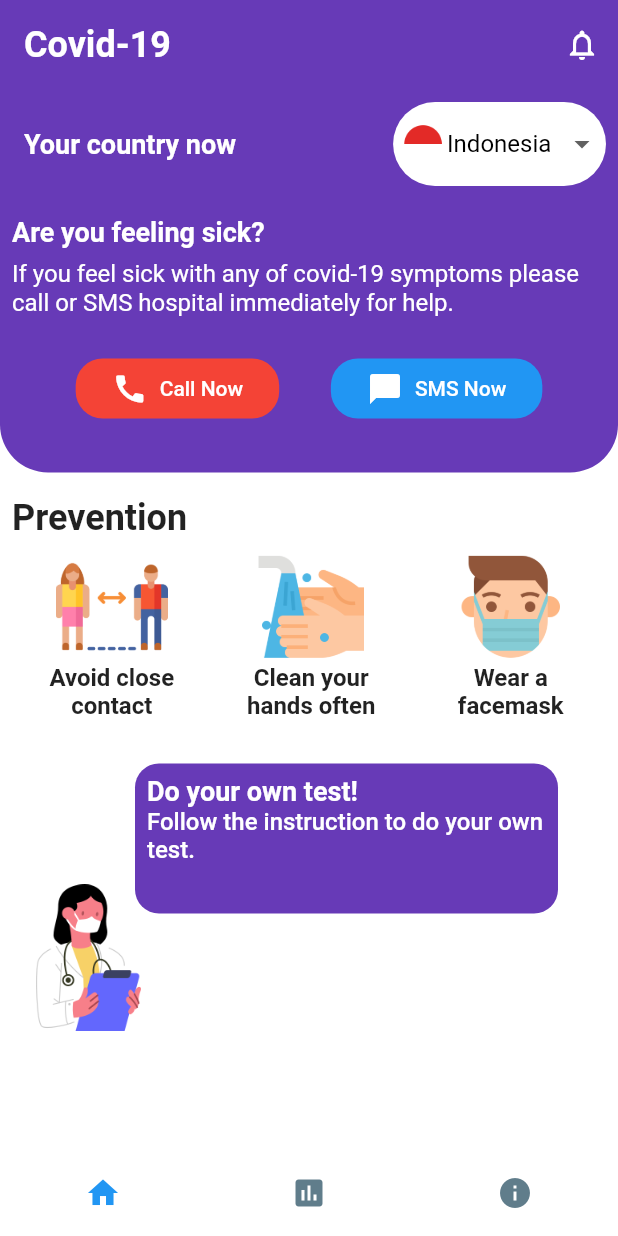
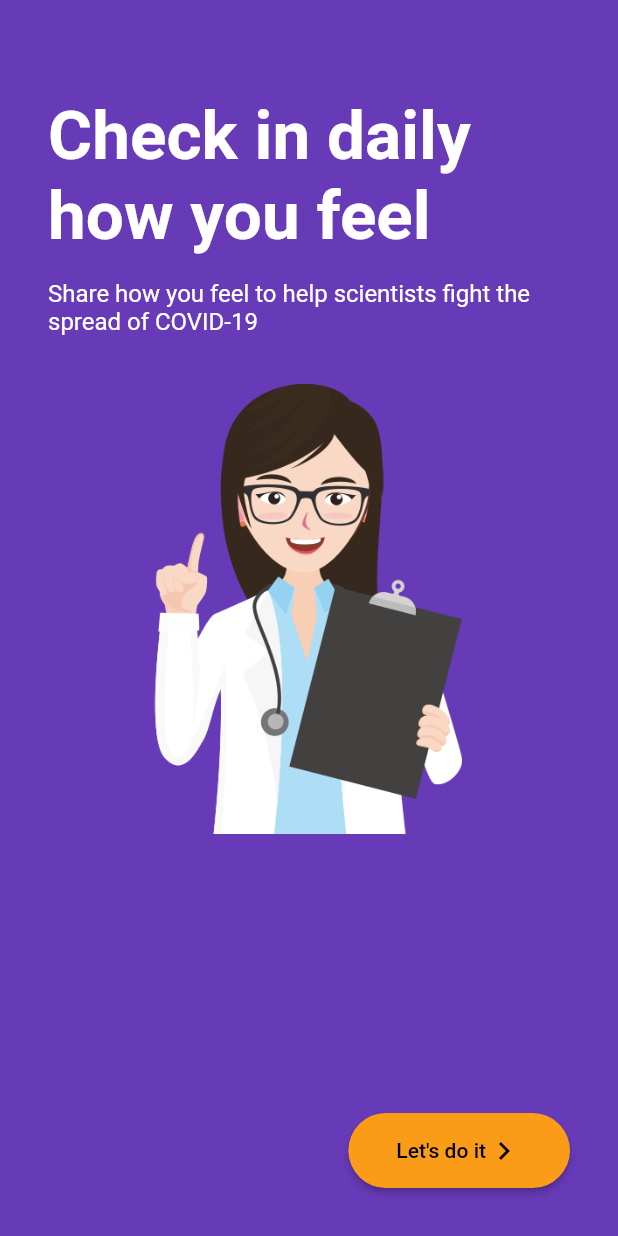
Before and after one commit to TheManusia/Submission-Flutter, a Flutter app: the screen it shows after launch, after a tap on "Do your own test!", on a phone screen of 412 x 824 dp. Run offline on Flutter 3.47's test engine with Material 2 defaults, Android fonts, the phone set to English and light mode, and no system bars; our stand-ins replace charts_flutter, sliding_up_panel; network calls fail.

Commit message:
Add Test Screen

```diff
--- a/lib/screen/home_screen.dart
+++ b/lib/screen/home_screen.dart
@@ -1,6 +1,7 @@
 import 'package:flutter/cupertino.dart';
 import 'package:flutter/material.dart';
 import 'package:submission_flutter/custom_widget/appbar.dart';
+import 'package:submission_flutter/screen/test_screen.dart';
 
 class HomeScreen extends StatefulWidget {
   @override
@@ -268,7 +269,11 @@ class _HomeScreen extends State<HomeScreen> {
             child: Stack(
               children: <Widget>[
                 FlatButton(
-                  onPressed: (){},
+                  onPressed: (){
+                    Navigator.push(context, MaterialPageRoute(builder: (context ) {
+                      return TestScreen();
+                    }));
+                  },
                   child: Container(
                     height: 100,
                     margin: EdgeInsets.only(left: 50.0),
--- /dev/null
+++ b/lib/screen/test_screen.dart
@@ -0,0 +1,92 @@
+import 'package:flutter/material.dart';
+
+class TestScreen extends StatelessWidget {
+  @override
+  Widget build(BuildContext context) {
+    return Scaffold(
+      backgroundColor: Colors.deepPurple,
+      body: SafeArea(
+        child: Column(
+          children: <Widget>[
+            Padding(
+              padding: const EdgeInsets.only(
+                top: 64,
+                left: 32,
+                right: 16
+              ),
+              child: Container(
+                width: MediaQuery.of(context).size.width / 1.2,
+                child: Text(
+                    'Check in daily how you feel',
+                  style: TextStyle(
+                    color: Colors.white,
+                    fontWeight: FontWeight.bold,
+                    fontSize: 45
+                  ),
+                ),
+              ),
+            ),
+            Padding(
+              padding: const EdgeInsets.only(
+                  top: 16,
+                  left: 32,
+                  right: 16
+              ),
+              child: Container(
+                width: MediaQuery.of(context).size.width / 1.2,
+                child: Text(
+                  'Share how you feel to help scientists fight the spread of COVID-19',
+                  style: TextStyle(
+                      color: Colors.white,
+                      fontSize: 16
+                  ),
+                ),
+              ),
+            ),
+            Padding(
+              padding: const EdgeInsets.only(
+                  top: 32,
+              ),
+              child: Image.asset('images/doctor2.png', height: 300),
+            ),
+          ],
+        ),
+      ),
+      floatingActionButton: Padding(
+        padding: const EdgeInsets.only(
+          bottom: 16,
+          right: 16
+        ),
+        child: RaisedButton(
+          child:  Container(
+            height: 50.0,
+            child: Row(
+                mainAxisSize: MainAxisSize.min,
+                children: <Widget>[
+                  const SizedBox(width: 16.0),
+                  Text(
+                    'Let\'s do it',
+                    style: TextStyle(
+                        color: Colors.black
+                    ),
+                  ),
+                  Icon(
+                    Icons.chevron_right,
+                    color: Colors.black,
+                  ),
+                  const SizedBox(width: 16.0),
+                ]),
+          ),
+          color: Color(0xfffb9c19),
+          shape: RoundedRectangleBorder(
+            borderRadius: BorderRadius.circular(30.0),
+          ),
+          onPressed: () {
+
+          },
+
+        ),
+      )
+    );
+  }
+}
```
Also changed, not shown: images/cough.png (added), images/fever.png (added), images/headache.png (added).
